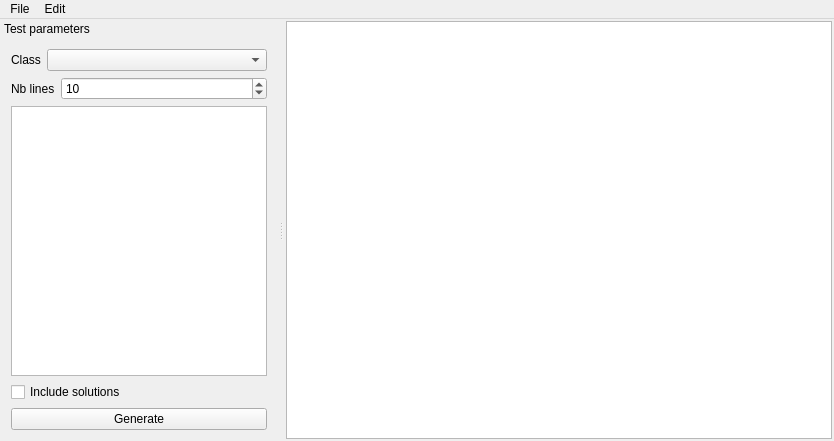
Before: the Qt Designer form irregularverbstestgenerator.ui in Shonallein/IrregularVerbsTestGenerator, drawn with Qt 5.
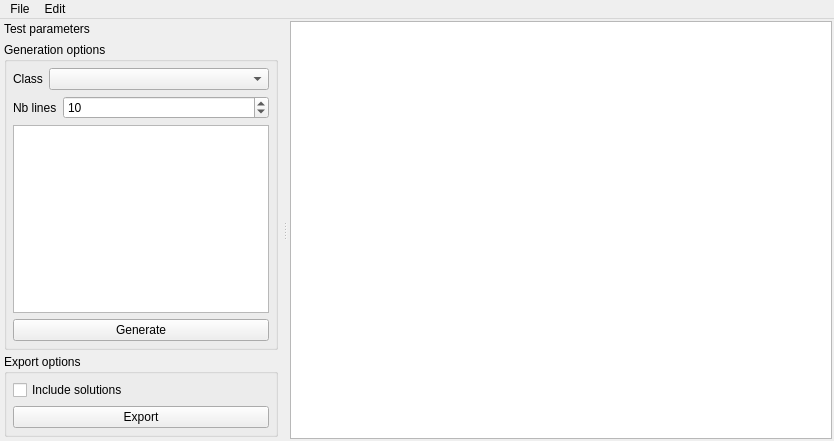
After: the same form once the commit is applied.

Commit message: We now copy the editable file of the application in the application data dir of the os. Now the 'Include solution' option is an export optionsand no longer  an option of the test generation

```diff
--- a/irregularverbstestgenerator.ui
+++ b/irregularverbstestgenerator.ui
@@ -69,6 +69,27 @@
    </attribute>
    <widget class="QWidget" name="dockWidgetContents">
     <layout class="QVBoxLayout" name="verticalLayout">
+     <property name="spacing">
+      <number>4</number>
+     </property>
+     <property name="margin">
+      <number>4</number>
+     </property>
+     <item>
+      <widget class="QGroupBox" name="groupBox">
+       <property name="title">
+        <string>Generation options</string>
+       </property>
+       <property name="flat">
+        <bool>true</bool>
+       </property>
+       <layout class="QVBoxLayout" name="verticalLayout_2" stretch="0,0,0,0">
+        <property name="spacing">
+         <number>6</number>
+        </property>
+        <property name="margin">
+         <number>6</number>
+        </property>
      <item>
       <layout class="QHBoxLayout" name="horizontalLayout">
        <item>
@@ -130,13 +151,6 @@
        </property>
       </widget>
      </item>
-     <item>
-      <widget class="QCheckBox" name="mIncludeSolutions">
-       <property name="text">
-        <string>Include solutions</string>
-       </property>
-      </widget>
-     </item>
      <item>
       <widget class="QPushButton" name="mGenerate">
        <property name="text">
@@ -146,10 +160,42 @@
      </item>
     </layout>
    </widget>
-  </widget>
-  <action name="mActionSave">
+     </item>
+     <item>
+      <widget class="QGroupBox" name="groupBox_2">
+       <property name="title">
+        <string>Export options</string>
+       </property>
+       <property name="flat">
+        <bool>true</bool>
+       </property>
+       <layout class="QVBoxLayout" name="verticalLayout_3">
+        <property name="margin">
+         <number>6</number>
+        </property>
+        <item>
+         <widget class="QCheckBox" name="mIncludeSolutions">
+          <property name="text">
+           <string>Include solutions</string>
+          </property>
+         </widget>
+        </item>
+        <item>
+         <widget class="QPushButton" name="mExport">
    <property name="text">
-    <string>Save</string>
+           <string>Export</string>
+          </property>
+         </widget>
+        </item>
+       </layout>
+      </widget>
+     </item>
+    </layout>
+   </widget>
+  </widget>
+  <action name="mActionExport">
+   <property name="text">
+    <string>Export</string>
    </property>
    <property name="shortcut">
     <string>Ctrl+S</string>
```
Left out of the diff: 2 changed lines with no effect on the pictures. Lines whose indentation alone changed are shown as unchanged. The commit also changes 2 other files.
